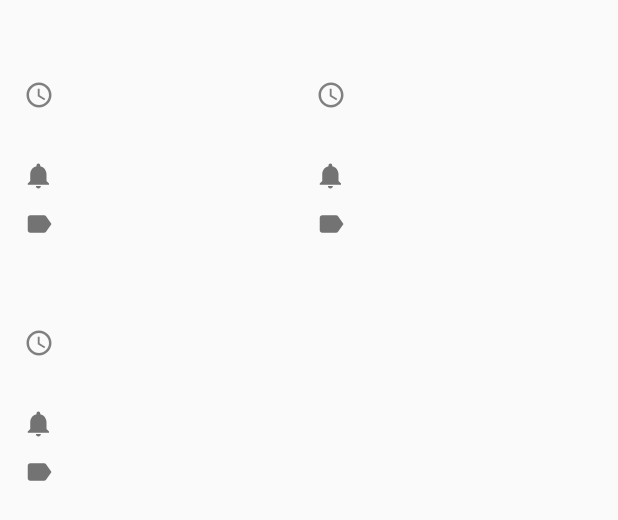
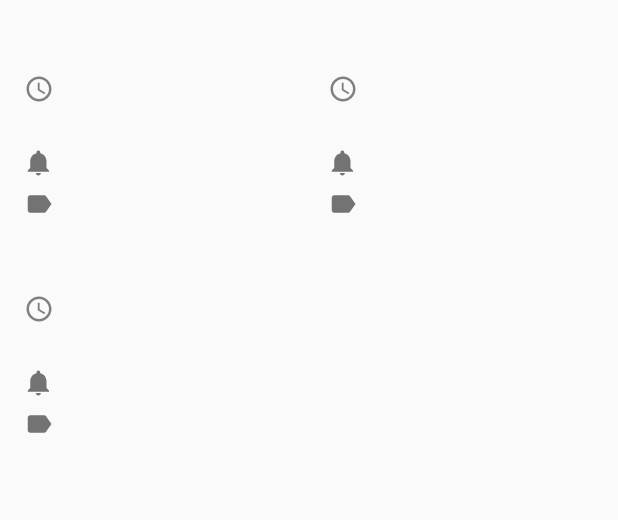
Before and after one commit to xzwj87/ToDoList, an Android app: the layout fragment_schedule_grid.xml on its own in the app's theme, with its tools: preview values and no code run, on a phone screen of 412 x 824 dp. Shown: the top 520 px of the screen. Run offline under Robolectric (Android 15) with nearby library versions, the phone set to English and light mode, and no system bars.

Commit message:
adjust Grid view UI

```diff
--- a/app/src/main/AndroidManifest.xml
+++ b/app/src/main/AndroidManifest.xml
@@ -87,8 +87,7 @@
 
         <activity android:name=".schedule.ui.activity.ScheduleGridActivity"
             android:theme="@style/AppTheme.NoActionBar"
-            android:label=""
-            android:parentActivityName=".schedule.ui.activity.ScheduleListActivity">
+            android:label="">
         </activity>
 
         <activity android:name=".alarm.ui.activity.AlarmAlertActivity"
--- a/app/src/main/java/com/github/xzwj87/todolist/schedule/ui/activity/ScheduleGridActivity.java
+++ b/app/src/main/java/com/github/xzwj87/todolist/schedule/ui/activity/ScheduleGridActivity.java
@@ -6,7 +6,6 @@ import android.support.v4.app.NavUtils;
 import android.support.v7.widget.Toolbar;
 import android.util.Log;
 import android.view.MenuItem;
-import android.view.Window;
 
 import com.github.xzwj87.todolist.R;
 import com.github.xzwj87.todolist.schedule.internal.di.HasComponent;
@@ -41,7 +40,7 @@ public class ScheduleGridActivity extends BaseActivity
         Toolbar toolbar = (Toolbar) findViewById(R.id.grid_view_toolbar);
         setSupportActionBar(toolbar);
         getSupportActionBar().setDisplayHomeAsUpEnabled(true);
-        getSupportActionBar().setHomeAsUpIndicator(R.drawable.ic_arrow_back_24dp);
+        //getSupportActionBar().setHomeAsUpIndicator(R.drawable.ic_arrow_back_24dp);
 
 
         if(savedInstanceState == null){
--- a/app/src/main/res/layout/activity_schedule_grid.xml
+++ b/app/src/main/res/layout/activity_schedule_grid.xml
@@ -1,31 +1,24 @@
 <?xml version="1.0" encoding="utf-8"?>
-<LinearLayout xmlns:app="http://schemas.android.com/apk/res-auto"
+<android.support.design.widget.CoordinatorLayout xmlns:android="http://schemas.android.com/apk/res/android"
     xmlns:tools="http://schemas.android.com/tools"
-    xmlns:android="http://schemas.android.com/apk/res/android"
+    xmlns:app="http://schemas.android.com/apk/res-auto"
     android:layout_width="match_parent"
     android:layout_height="match_parent"
     android:fitsSystemWindows="true"
     tools:context=".schedule.ui.activity.ScheduleGridActivity">
 
-    <android.support.design.widget.CoordinatorLayout xmlns:android="http://schemas.android.com/apk/res/android"
-        xmlns:app="http://schemas.android.com/apk/res-auto"
-        xmlns:tools="http://schemas.android.com/tools"
-        android:layout_width="match_parent"
-        android:layout_height="match_parent"
-        android:fitsSystemWindows="true">
-
     <android.support.design.widget.AppBarLayout
         android:layout_width="match_parent"
         android:layout_height="wrap_content"
-            android:fitsSystemWindows="true"
         android:theme="@style/AppTheme.AppBarOverlay">
+
 
         <android.support.v7.widget.Toolbar
             android:id="@+id/grid_view_toolbar"
             android:layout_width="match_parent"
             android:layout_height="?attr/actionBarSize"
             app:layout_collapseMode="pin"
-                app:popupTheme="@style/AppTheme.PopupOverlay" />
+            app:popupTheme="@style/ThemeOverlay.AppCompat.Light" />
 
     </android.support.design.widget.AppBarLayout>
 
@@ -39,5 +32,3 @@
     </FrameLayout>
 
 </android.support.design.widget.CoordinatorLayout>
-
-</LinearLayout>
--- a/app/src/main/res/layout/fragment_schedule_grid.xml
+++ b/app/src/main/res/layout/fragment_schedule_grid.xml
@@ -1,10 +1,12 @@
 <?xml version="1.0" encoding="utf-8"?>
 <FrameLayout xmlns:android="http://schemas.android.com/apk/res/android"
     xmlns:tools="http://schemas.android.com/tools"
+    xmlns:app="http://schemas.android.com/apk/res-auto"
     android:orientation="vertical"
     android:layout_width="match_parent"
     android:layout_height="match_parent"
-    android:layout_margin="@dimen/fab_margin"
+    android:paddingTop="@dimen/activity_vertical_margin"
+    android:paddingLeft="@dimen/fab_margin"
     tools:context=".schedule.ui.activity.ScheduleGridFragment">
 
     <GridView android:id="@+id/schedule_grid_view"
--- a/app/src/main/res/layout/item_schedule_grid.xml
+++ b/app/src/main/res/layout/item_schedule_grid.xml
@@ -1,92 +1,110 @@
 <?xml version="1.0" encoding="utf-8"?>
-<RelativeLayout xmlns:android="http://schemas.android.com/apk/res/android"
-    android:orientation="vertical" android:layout_width="match_parent"
+<LinearLayout xmlns:android="http://schemas.android.com/apk/res/android"
+    android:orientation="vertical"
+    android:layout_width="match_parent"
     android:layout_height="match_parent"
     android:layout_weight="1"
     android:background="?attr/selectableItemBackground">
 
-    <TextView android:id="@+id/grid_schedule_title"
+    <LinearLayout
         android:layout_width="wrap_content"
         android:layout_height="wrap_content"
-        android:layout_marginBottom="@dimen/grid_item_margin"
-        android:textSize="@dimen/grid_item_title_text_size"
-        android:typeface="normal"
-        android:lines="1"/>
+        android:orientation="horizontal">
 
-    <RelativeLayout android:id="@+id/rl_grid_schedule_title"
+        <TextView android:id="@+id/grid_schedule_title"
+            android:layout_width="wrap_content"
+            android:layout_height="wrap_content"
+            android:layout_marginBottom="@dimen/grid_item_margin"
+            android:textSize="@dimen/grid_item_title_text_size"
+            android:typeface="monospace"
+            android:gravity="center_vertical"
+            android:lines="1"/>
+
+    </LinearLayout>
+
+    <LinearLayout android:id="@+id/rl_grid_schedule_title"
         android:layout_width="match_parent"
         android:layout_height="match_parent"
-        android:layout_marginBottom="@dimen/grid_item_margin"
-        android:layout_below="@id/grid_schedule_title"
-        android:layout_alignLeft="@id/grid_schedule_title">
+        android:orientation="horizontal">
 
         <ImageView android:id="@+id/grid_schedule_period_icon"
             android:layout_width="wrap_content"
             android:layout_height="wrap_content"
+            android:layout_gravity="center_vertical"
             android:src="@drawable/ic_access_time_20dp"
-            android:scaleType="centerCrop"/>
+            android:scaleType="centerCrop" />
 
         <TextView android:id="@+id/grid_schedule_period"
             android:layout_width="wrap_content"
             android:layout_height="wrap_content"
-            android:layout_alignTop="@id/grid_schedule_period_icon"
-            android:layout_toRightOf="@+id/grid_schedule_period_icon"
             android:layout_marginLeft="5dp"
+            android:layout_gravity="center_vertical"
             android:textSize="@dimen/grid_item_text_size"/>
+    </LinearLayout>
+
+    <LinearLayout
+        android:layout_width="match_parent"
+        android:layout_height="match_parent"
+        android:orientation="horizontal"
+        android:layout_marginBottom="@dimen/grid_item_margin">
+
+        <ImageView
+            android:layout_width="20dp"
+            android:layout_height="20dp"
+            android:layout_gravity="center_vertical"/>
 
         <TextView android:id="@+id/grid_schedule_time"
             android:layout_width="wrap_content"
             android:layout_height="wrap_content"
-            android:layout_below="@id/grid_schedule_period"
             android:layout_alignLeft="@id/grid_schedule_period"
+            android:layout_marginLeft="5dp"
             android:textSize="@dimen/grid_item_text_size"/>
 
-    </RelativeLayout>
+    </LinearLayout>
 
-    <RelativeLayout android:id="@+id/rl_grid_alarm_time"
+    <LinearLayout android:id="@+id/rl_grid_alarm_time"
         android:layout_width="match_parent"
         android:layout_height="match_parent"
         android:layout_marginBottom="@dimen/grid_item_margin"
-        android:layout_below="@id/rl_grid_schedule_title"
         android:layout_alignLeft="@id/rl_grid_schedule_title">
 
         <ImageView android:id="@+id/grid_alarm_time_icon"
             android:layout_width="wrap_content"
             android:layout_height="wrap_content"
             android:scaleType="centerCrop"
-            android:src="@drawable/ic_notifications_20dp"/>
+            android:layout_gravity="center_vertical"
+            android:src="@drawable/ic_notifications_20dp" />
 
         <TextView android:id="@+id/grid_alarm_time"
             android:layout_width="wrap_content"
             android:layout_height="wrap_content"
-            android:layout_alignTop="@id/grid_alarm_time_icon"
-            android:layout_toRightOf="@+id/grid_alarm_time_icon"
             android:layout_marginLeft="5dp"
+            android:layout_gravity="center_vertical"
             android:textSize="@dimen/grid_item_text_size"/>
 
-    </RelativeLayout>
+    </LinearLayout>
 
-    <RelativeLayout
+    <LinearLayout
         android:layout_width="match_parent"
         android:layout_height="match_parent"
         android:layout_marginBottom="@dimen/grid_item_margin"
-        android:layout_below="@id/rl_grid_alarm_time"
-        android:layout_alignLeft="@id/rl_grid_alarm_time">
+        android:layout_alignLeft="@id/rl_grid_alarm_time"
+        android:orientation="horizontal">
 
         <ImageView android:id="@+id/grid_schedule_type_icon"
             android:layout_width="wrap_content"
             android:layout_height="wrap_content"
             android:scaleType="centerCrop"
+            android:layout_gravity="center_vertical"
             android:src="@drawable/ic_label_20dp" />
 
         <TextView android:id="@+id/grid_schedule_type"
             android:layout_width="wrap_content"
             android:layout_height="wrap_content"
-            android:layout_alignTop="@id/grid_schedule_type_icon"
-            android:layout_toRightOf="@+id/grid_schedule_type_icon"
+            android:layout_gravity="center_vertical"
             android:layout_marginLeft="5dp"
             android:textSize="@dimen/grid_item_text_size"/>
 
-    </RelativeLayout>
+    </LinearLayout>
 
-</RelativeLayout>
+</LinearLayout>
--- a/app/src/main/res/layout/schedule_grid.xml
+++ /dev/null
@@ -1,10 +0,0 @@
-<?xml version="1.0" encoding="utf-8"?>
-<fragment xmlns:android="http://schemas.android.com/apk/res/android"
-    xmlns:app="http://schemas.android.com/apk/res-auto"
-    xmlns:tools="http://schemas.android.com/tools"
-    android:id="@+id/schedule_grid_fragment"
-    android:name="com.github.xzwj87.todolist.schedule.ui.fragment.ScheduleGridFragment"
-    android:layout_width="match_parent"
-    android:layout_height="match_parent"
-    app:layout_behavior="@string/appbar_scrolling_view_behavior"
-    tools:layout="@layout/fragment_schedule_grid" />
--- a/app/src/main/res/values/dimens.xml
+++ b/app/src/main/res/values/dimens.xml
@@ -35,7 +35,8 @@
     <dimen name="share_title_text_size">20sp</dimen>
     <dimen name="share_cancel_text_size">18sp</dimen>
 
-    <dimen name="grid_item_margin">10dp</dimen>
+    <dimen name="grid_item_margin">5dp</dimen>
     <dimen name="grid_item_text_size">16sp</dimen>
     <dimen name="grid_item_title_text_size">20sp</dimen>
+    <dimen name="grid_item_icon_size">20dp</dimen>
 </resources>
--- a/app/src/main/res/values/strings.xml
+++ b/app/src/main/res/values/strings.xml
@@ -95,5 +95,4 @@
     <string name="more_schedule_list_view">List View</string>
     <string name="more_schedule_grid_view">Grid View</string>
 
-
 </resources>
```
Lines whose indentation alone changed are shown as unchanged.
